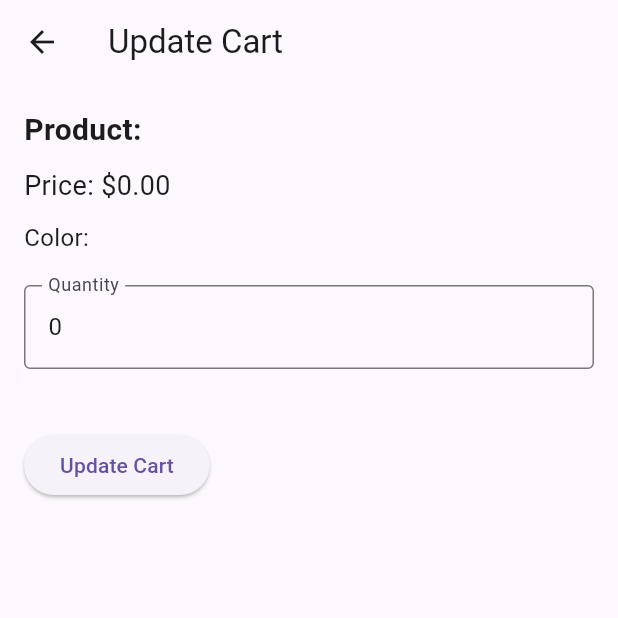
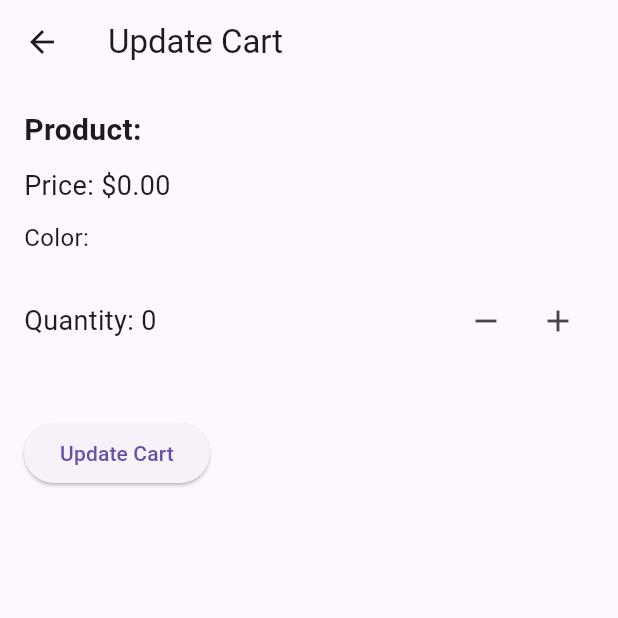
Before and after one commit to CadmiumBeast/quick_shop_customer, a Flutter app: the UpdateCartScreen screen opened directly with empty values, on a phone screen of 412 x 824 dp, the top half of it. Run offline on Flutter 3.47's test engine with Material 3 defaults, Android fonts, the phone set to English and light mode, and no system bars; our stand-ins replace shared_preferences; accounts and stored records are empty.

Commit message:
cart updates

```diff
--- a/lib/models/Product.dart
+++ b/lib/models/Product.dart
@@ -25,10 +25,12 @@ class Product {
       name: json['name'] ?? 'Unknown', // Provide a default value for name
       color: json['color'] ?? 'N/A', // Default color
       size: json['size'] ?? 'N/A', // Default size
-      price: double.tryParse(json['price'].toString()) ?? 0.0, // Default to 0.0 if parsing fails
+      price: double.tryParse(json['price'].toString()) ??
+          0.0, // Default to 0.0 if parsing fails
       stock: json['stock'] ?? 0, // Default stock to 0
       quantity: json['quantity'] ?? 1, // Default quantity to 1
-      cartItemId: json['cart_item_id'] ?? 0, // Assuming your API returns cart item ID
+      cartItemId:
+          json['cart_item_id'] ?? 0, // Assuming your API returns cart item ID
     );
   }
 }
--- a/lib/services/api_service.dart
+++ b/lib/services/api_service.dart
@@ -230,8 +230,8 @@ class ApiService {
         'Authorization': 'Bearer $token',
       },
     );
-    print('Response status: ${response.statusCode}');
-    print('Response body: ${response.body}');
+    //print('Response status: ${response.statusCode}');
+    //print('Response body: ${response.body}');
 
     if (response.statusCode != 200) {
       throw Exception('Failed to remove item from cart');
@@ -251,6 +251,8 @@ class ApiService {
       },
       body: json.encode({'quantity': quantity}),
     );
+    print('Response status: ${response.statusCode}');
+    print('Response body: ${response.body}');
 
     if (response.statusCode != 200) {
       throw Exception('Failed to update cart item');
--- a/lib/views/update_cart_screen.dart
+++ b/lib/views/update_cart_screen.dart
@@ -13,15 +13,14 @@ class UpdateCartScreen extends StatefulWidget {
 
 class _UpdateCartScreenState extends State<UpdateCartScreen> {
   final ApiService _apiService = ApiService();
-  late TextEditingController _quantityController;
+  int _quantity = 1; // Initialize quantity to 1
   bool _isLoading = false;
   String? _errorMessage;
 
   @override
   void initState() {
     super.initState();
-    _quantityController =
-        TextEditingController(text: widget.product.quantity.toString());
+    _quantity = widget.product.quantity; // Set initial quantity from product
   }
 
   // Method to update the cart item
@@ -32,13 +31,11 @@ class _UpdateCartScreenState extends State<UpdateCartScreen> {
     });
 
     try {
-      final quantity = int.tryParse(_quantityController.text);
-      if (quantity == null || quantity <= 0) {
+      if (_quantity <= 0) {
         throw Exception('Please enter a valid quantity');
       }
 
-      await _apiService.updateCartItem(widget.product.cartItemId, quantity);
-
+      await _apiService.updateCartItem(widget.product.cartItemId, _quantity);
       Navigator.pop(context); // Return to the previous screen after updating
     } catch (e) {
       setState(() {
@@ -74,13 +71,34 @@ class _UpdateCartScreenState extends State<UpdateCartScreen> {
               style: TextStyle(fontSize: 16),
             ),
             SizedBox(height: 20),
-            TextField(
-              controller: _quantityController,
-              decoration: InputDecoration(
-                labelText: 'Quantity',
-                border: OutlineInputBorder(),
-              ),
-              keyboardType: TextInputType.number,
+            // Using a Stepper for quantity selection
+            Row(
+              mainAxisAlignment: MainAxisAlignment.spaceBetween,
+              children: [
+                Text('Quantity: $_quantity', style: TextStyle(fontSize: 18)),
+                Row(
+                  children: [
+                    IconButton(
+                      icon: Icon(Icons.remove),
+                      onPressed: () {
+                        if (_quantity > 1) {
+                          setState(() {
+                            _quantity--;
+                          });
+                        }
+                      },
+                    ),
+                    IconButton(
+                      icon: Icon(Icons.add),
+                      onPressed: () {
+                        setState(() {
+                          _quantity++;
+                        });
+                      },
+                    ),
+                  ],
+                ),
+              ],
             ),
             SizedBox(height: 20),
             _errorMessage != null
@@ -92,8 +110,8 @@ class _UpdateCartScreenState extends State<UpdateCartScreen> {
             SizedBox(height: 20),
             _isLoading
                 ? Center(
-                    child:
-                        CircularProgressIndicator()) // Show loader while updating
+                    child: CircularProgressIndicator(),
+                  ) // Show loader while updating
                 : ElevatedButton(
                     onPressed: _updateCart,
                     child: Text('Update Cart'),
```
Also changed, not shown: lib/models/CartItem.dart (deleted, +0 -39 lines), lib/views/cart_screen.dart (+10 -5 lines).
